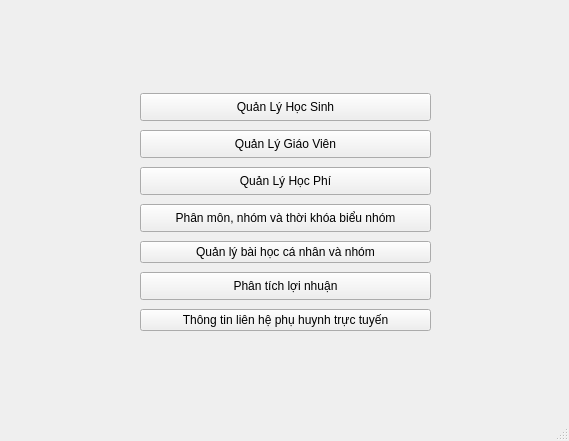
This is TranslateUiPyPackage/ui_ip/MainWin.ui in longpham6595/kvmanagement as Qt 5 draws it before an edit. The edited form follows.
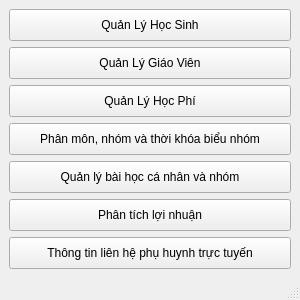
This is the edited form.

The edit to the form file:
```diff
--- a/TranslateUiPyPackage/ui_ip/MainWin.ui
+++ b/TranslateUiPyPackage/ui_ip/MainWin.ui
@@ -6,26 +6,40 @@
    <rect>
     <x>0</x>
     <y>0</y>
-    <width>569</width>
-    <height>441</height>
+    <width>300</width>
+    <height>300</height>
    </rect>
   </property>
+  <property name="sizePolicy">
+   <sizepolicy hsizetype="Expanding" vsizetype="Expanding">
+    <horstretch>0</horstretch>
+    <verstretch>0</verstretch>
+   </sizepolicy>
+  </property>
+  <property name="maximumSize">
+   <size>
+    <width>500</width>
+    <height>500</height>
+   </size>
+  </property>
   <property name="windowTitle">
    <string>MainWindow</string>
   </property>
   <widget class="QWidget" name="centralwidget">
-   <widget class="QWidget" name="layoutWidget">
-    <property name="geometry">
-     <rect>
-      <x>140</x>
-      <y>90</y>
-      <width>291</width>
-      <height>251</height>
-     </rect>
-    </property>
+   <layout class="QVBoxLayout" name="verticalLayout_2">
+    <item>
     <layout class="QVBoxLayout" name="verticalLayout">
+      <property name="sizeConstraint">
+       <enum>QLayout::SetFixedSize</enum>
+      </property>
      <item>
       <widget class="QPushButton" name="qlhs">
+        <property name="sizePolicy">
+         <sizepolicy hsizetype="Expanding" vsizetype="Expanding">
+          <horstretch>0</horstretch>
+          <verstretch>0</verstretch>
+         </sizepolicy>
+        </property>
        <property name="minimumSize">
         <size>
          <width>111</width>
@@ -39,6 +53,12 @@
      </item>
      <item>
       <widget class="QPushButton" name="qlgv">
+        <property name="sizePolicy">
+         <sizepolicy hsizetype="Expanding" vsizetype="Expanding">
+          <horstretch>0</horstretch>
+          <verstretch>0</verstretch>
+         </sizepolicy>
+        </property>
        <property name="minimumSize">
         <size>
          <width>93</width>
@@ -52,6 +72,12 @@
      </item>
      <item>
       <widget class="QPushButton" name="qlhp">
+        <property name="sizePolicy">
+         <sizepolicy hsizetype="Expanding" vsizetype="Expanding">
+          <horstretch>0</horstretch>
+          <verstretch>0</verstretch>
+         </sizepolicy>
+        </property>
        <property name="minimumSize">
         <size>
          <width>93</width>
@@ -65,6 +91,12 @@
      </item>
      <item>
       <widget class="QPushButton" name="pmvn">
+        <property name="sizePolicy">
+         <sizepolicy hsizetype="Expanding" vsizetype="Expanding">
+          <horstretch>0</horstretch>
+          <verstretch>0</verstretch>
+         </sizepolicy>
+        </property>
        <property name="minimumSize">
         <size>
          <width>93</width>
@@ -78,6 +110,12 @@
      </item>
      <item>
       <widget class="QPushButton" name="qlbhgh">
+        <property name="sizePolicy">
+         <sizepolicy hsizetype="Expanding" vsizetype="Expanding">
+          <horstretch>0</horstretch>
+          <verstretch>0</verstretch>
+         </sizepolicy>
+        </property>
        <property name="text">
         <string>Quản lý bài học cá nhân và nhóm</string>
        </property>
@@ -85,6 +123,12 @@
      </item>
      <item>
       <widget class="QPushButton" name="ptln">
+        <property name="sizePolicy">
+         <sizepolicy hsizetype="Expanding" vsizetype="Expanding">
+          <horstretch>0</horstretch>
+          <verstretch>0</verstretch>
+         </sizepolicy>
+        </property>
        <property name="minimumSize">
         <size>
          <width>93</width>
@@ -98,13 +142,28 @@
      </item>
      <item>
       <widget class="QPushButton" name="stuconnect">
+        <property name="sizePolicy">
+         <sizepolicy hsizetype="Expanding" vsizetype="Expanding">
+          <horstretch>0</horstretch>
+          <verstretch>0</verstretch>
+         </sizepolicy>
+        </property>
        <property name="text">
         <string>Thông tin liên hệ phụ huynh trực tuyến</string>
        </property>
       </widget>
      </item>
     </layout>
-   </widget>
+    </item>
+   </layout>
+  </widget>
+  <widget class="QStatusBar" name="statusbar">
+   <property name="sizePolicy">
+    <sizepolicy hsizetype="Expanding" vsizetype="Expanding">
+     <horstretch>0</horstretch>
+     <verstretch>0</verstretch>
+    </sizepolicy>
+   </property>
   </widget>
   <widget class="QStatusBar" name="statusbar"/>
  </widget>
```
Left out of the diff: 1 changed line with no effect on the pictures. Lines whose indentation alone changed are shown as unchanged.
